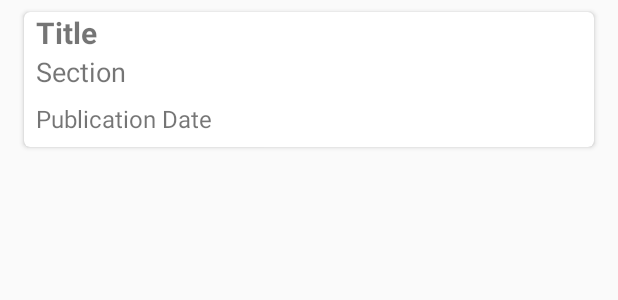
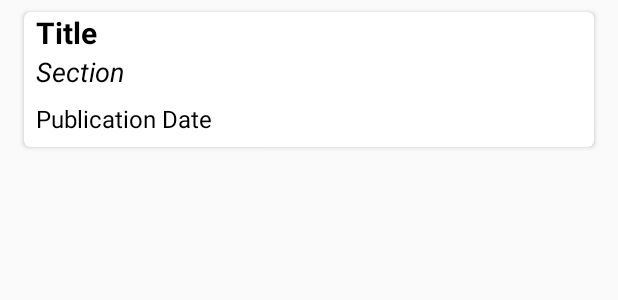
Before and after one commit to davo-faulkner/news, an Android app: the layout card_view_layout.xml on its own in the app's theme, with its tools: preview values and no code run, on a phone screen of 412 x 824 dp. Shown: the top 300 px of the screen. Run offline under Robolectric (Android 15) with nearby library versions, the phone set to English and light mode, and no system bars.

Commit message:
Even more layout changes

```diff
--- a/app/src/main/res/layout/activity_main.xml
+++ b/app/src/main/res/layout/activity_main.xml
@@ -9,6 +9,8 @@
     <android.support.v7.widget.RecyclerView
         android:id="@+id/recycler_view"
         android:scrollbars="vertical"
+        android:layout_marginTop="8dp"
+        android:layout_marginBottom="8dp"
         android:layout_width="match_parent"
         android:layout_height="match_parent"/>
 
--- a/app/src/main/res/layout/card_view_layout.xml
+++ b/app/src/main/res/layout/card_view_layout.xml
@@ -22,6 +22,7 @@
             android:fontFamily="sans-serif"
             android:textSize="20sp"
             android:textStyle="bold"
+            android:textColor="@android:color/black"
             android:layout_marginLeft="8dp"
             android:layout_marginRight="8dp"
             android:layout_marginBottom="0dp"
@@ -33,6 +34,8 @@
             android:layout_height="wrap_content"
             android:fontFamily="sans-serif"
             android:textSize="18sp"
+            android:textStyle="italic"
+            android:textColor="@android:color/black"
             android:layout_marginLeft="8dp"
             android:layout_marginRight="8dp"
             android:layout_marginBottom="0dp"
@@ -44,6 +47,7 @@
             android:layout_height="wrap_content"
             android:fontFamily="sans-serif"
             android:textSize="16sp"
+            android:textColor="@android:color/black"
             android:layout_marginTop="8dp"
             android:layout_marginLeft="8dp"
             android:layout_marginRight="8dp"
--- a/app/src/main/res/values/colors.xml
+++ b/app/src/main/res/values/colors.xml
@@ -1,6 +1,6 @@
 <?xml version="1.0" encoding="utf-8"?>
 <resources>
-    <color name="colorPrimary">#3F51B5</color>
-    <color name="colorPrimaryDark">#303F9F</color>
+    <color name="colorPrimary">#005689</color>
+    <color name="colorPrimaryDark">#00456E</color>
     <color name="colorAccent">#FF4081</color>
 </resources>
```
